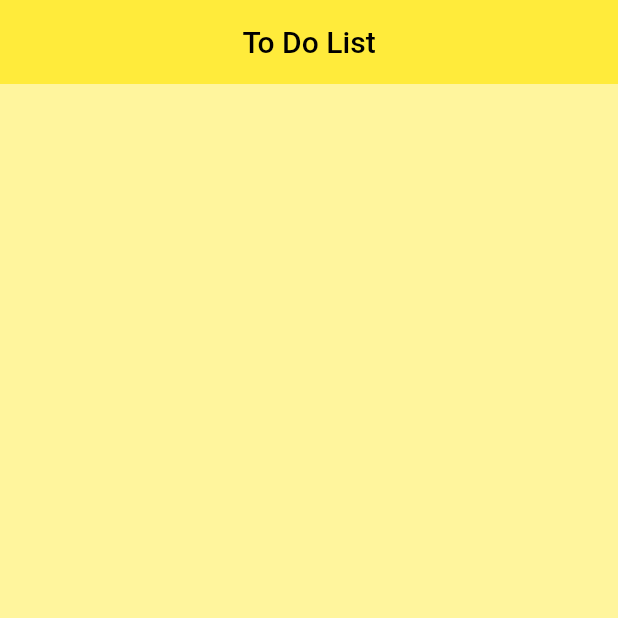
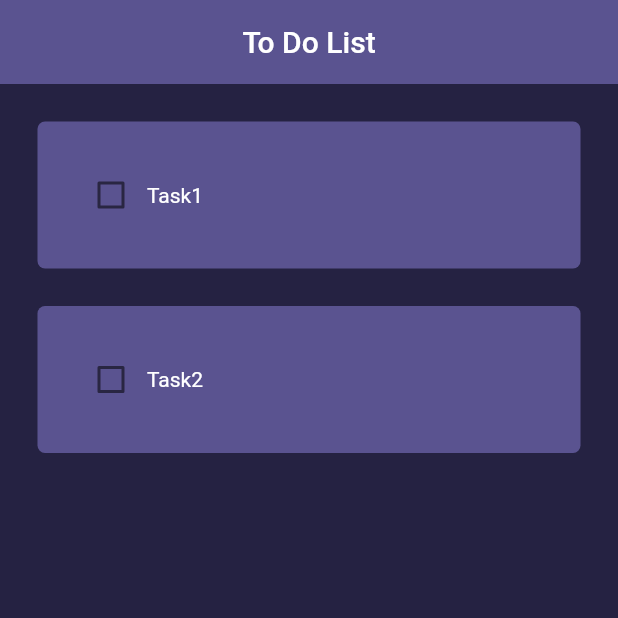
Before and after one commit to alex-custodio/ToDoAPP, a Flutter app: the screen it shows after launch, on a phone screen of 412 x 824 dp, the top half of it. Run offline on Flutter 3.47's test engine with Material 2 defaults, Android fonts, the phone set to English and light mode, and no system bars.

Commit message:
cores e bloco de task adicionado

```diff
--- /dev/null
+++ b/lib/components/task_box.dart
@@ -0,0 +1,33 @@
+import 'package:flutter/material.dart';
+
+class TaskBox extends StatelessWidget {
+  String taskName;
+  bool? checkMarked;
+  Function(bool?)? onChanged;
+
+  TaskBox({
+    super.key,
+    required this.taskName,
+    required this.checkMarked,
+    required this.onChanged,
+
+  });
+
+  @override
+  Widget build(BuildContext context) {
+    return Padding(
+      padding: const EdgeInsets.only(top: 25, left: 25, right: 25),
+      child: Container(
+        padding: EdgeInsets.all(25),
+        child: Row(
+          children: [
+            Checkbox(value: checkMarked, onChanged: onChanged),
+            Text(taskName, style: TextStyle(color: Colors.white),)
+          ],
+        ),
+        decoration: BoxDecoration(
+            color: Color(0xff5a5390), borderRadius: BorderRadius.circular(5)),
+      ),
+    );
+  }
+}
--- a/lib/main.dart
+++ b/lib/main.dart
@@ -14,7 +14,6 @@ class MyApp extends StatelessWidget {
     return MaterialApp(
       title: 'Flutter Demo',
       debugShowCheckedModeBanner: false,
-      theme: ThemeData(primarySwatch: Colors.yellow),
       home: HomePage(),
     );
   }
--- a/lib/screens/home_page.dart
+++ b/lib/screens/home_page.dart
@@ -1,4 +1,5 @@
 import 'package:flutter/material.dart';
+import 'package:todoapp/components/task_box.dart';
 
 class HomePage extends StatefulWidget {
   @override
@@ -6,15 +7,34 @@ class HomePage extends StatefulWidget {
 }
 
 class _HomePageState extends State<HomePage> {
+  List tasks = [
+    ['Task1', false],
+    ['Task2', false],
+  ];
+  void onChanged(bool? value, int index) {
+    setState(() {
+      tasks[index][1] = !tasks[index][1];
+    });
+  }
+
   @override
   Widget build(BuildContext context) {
     return Scaffold(
       appBar: AppBar(
+        backgroundColor: Color(0xff5a5390),
         title: Center(child: Text("To Do List")),
         elevation: 0,
       ),
-      body: Text(""),
-      backgroundColor: Colors.yellow[200],
+      body: ListView.builder(
+          itemCount: tasks.length,
+          itemBuilder: ((context, index) {
+            return TaskBox(
+              taskName: tasks[index][0],
+              checkMarked: tasks[index][1],
+              onChanged: (value) => onChanged(value, index),
+            );
+          })),
+      backgroundColor: Color(0xff252242),
     );
   }
 }
```
